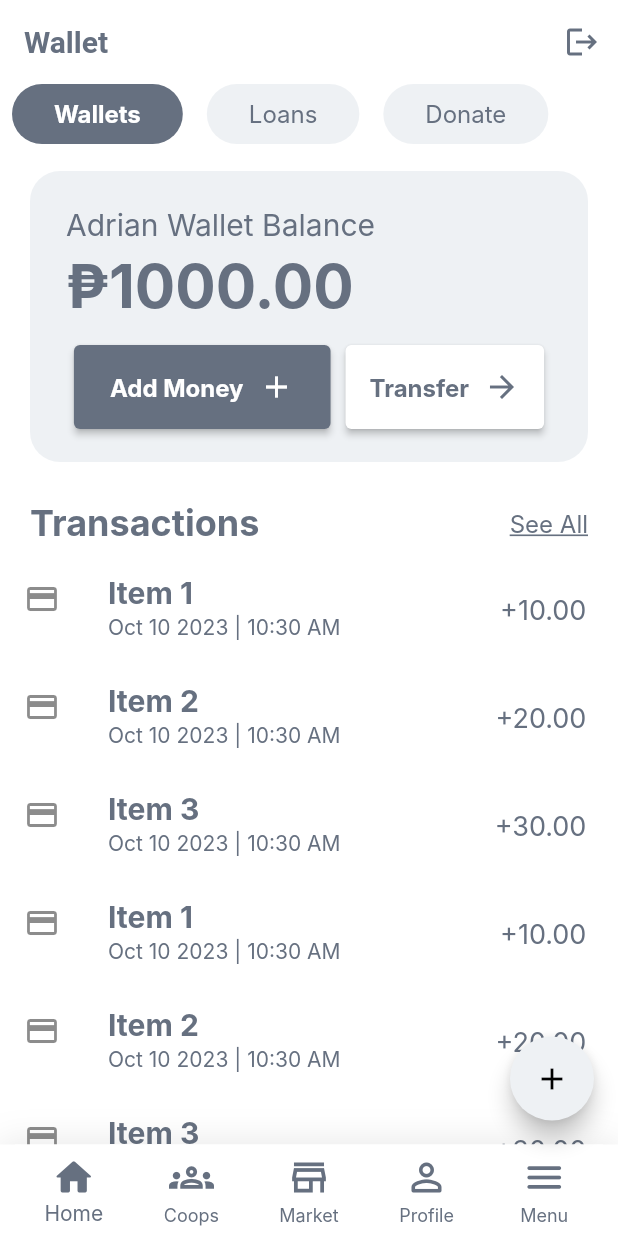
After one commit to Villy15/cooptourism, a Flutter app: the WalletPage screen opened by its route, on a phone screen of 412 x 824 dp. The commit adds this screen. Run offline on Flutter 3.47's test engine with Material 2 defaults, Android fonts, the phone set to English and light mode, and no system bars; our stand-ins replace cloud_firestore, firebase_auth, firebase_core, firebase_storage, flutter_riverpod, go_router; accounts and stored records are empty; network calls fail; Roboto replaces fonts that are missing (Inter).

Commit message:
Add ui wallet

```diff
--- a/lib/config/route/go_router.dart
+++ b/lib/config/route/go_router.dart
@@ -12,6 +12,7 @@ import 'package:cooptourism/pages/manager/reports_page.dart';
 import 'package:cooptourism/pages/market/market_page.dart';
 import 'package:cooptourism/pages/menu_page.dart';
 import 'package:cooptourism/pages/profile/profile_page.dart';
+import 'package:cooptourism/pages/wallet/wallet_page.dart';
 import 'package:flutter/material.dart';
 import 'package:flutter_riverpod/flutter_riverpod.dart';
 import 'package:go_router/go_router.dart';
@@ -118,6 +119,15 @@ final goRouterProvider = Provider<GoRouter>((ref) {
                   return NoTransitionPage(
                       child: ReportsPage(key: state.pageKey));
                 }),
+
+
+            GoRoute(
+                path: "/wallet_page",
+                name: "Wallet",
+                pageBuilder: (context, state) {
+                  return NoTransitionPage(
+                      child: WalletPage(key: state.pageKey));
+                }),
           ])
     ],
     redirect: (context, state) {
@@ -179,6 +189,9 @@ String getTitle(String location) {
       return "Members";
     case '/reports_page':
       return "Reports";
+
+    case '/wallet_page':
+      return "Wallet";
     default:
       return "Home";
   }
--- a/lib/pages/cooperatives/selected_coop_page.dart
+++ b/lib/pages/cooperatives/selected_coop_page.dart
@@ -1,4 +1,4 @@
-import 'package:cloud_firestore/cloud_firestore.dart';
+// import 'package:cloud_firestore/cloud_firestore.dart';
 import 'package:cooptourism/data/models/cooperatives.dart';
 import 'package:cooptourism/data/repositories/cooperative_repository.dart';
 import 'package:cooptourism/widgets/display_logo.dart';
--- a/lib/pages/menu_page.dart
+++ b/lib/pages/menu_page.dart
@@ -22,7 +22,10 @@ class _MenuPageState extends State<MenuPage> {
     // {'logo': Icons.bookmark_outline_outlined, 'name': 'Saved', 'route': '/saved_page'},
     // {'logo': Icons.help_outline_outlined, 'name': 'Need Help?', 'route': '/help_page'},
     // {'logo': Icons.settings_outlined, 'name': 'Settings', 'route': '/settings_page'},
-    // {'logo': Icons.account_balance_wallet_outlined, 'name': 'Wallet', 'route': '/wallet' },
+    {'logo': Icons.account_balance_wallet_outlined, 'name': 'Wallet', 'route': '/wallet_page' },
+    {'logo': Icons.account_balance_wallet_outlined, 'name': 'Reports', 'route': '/reports_page' },
+    {'logo': Icons.account_balance_wallet_outlined, 'name': 'Members', 'route': '/members_page' },
+
     // {'logo': Icons.people_outlined, 'name': 'People', 'route': '/people'},
     // {'logo': Icons.group_outlined, 'name': 'Communities', 'route': '/communities' },
   ];
@@ -120,7 +123,7 @@ class _MenuPageState extends State<MenuPage> {
                 color = Theme.of(context).colorScheme.primary;
               });
 
-              context.push(_gridItems[index]['route']);
+              context.go(_gridItems[index]['route']);
             },
             child: Ink (
               decoration: BoxDecoration(
--- /dev/null
+++ b/lib/pages/wallet/wallet_page.dart
@@ -0,0 +1,206 @@
+import 'package:flutter/material.dart';
+import 'package:intl/intl.dart';
+
+class WalletPage extends StatefulWidget {
+  const WalletPage({super.key});
+
+  @override
+  State<WalletPage> createState() => _WalletPageState();
+}
+
+class _WalletPageState extends State<WalletPage> {
+  final List<String> _tabTitles = ['Wallets', 'Loans', 'Donate'];
+  int _selectedIndex = 0;
+
+  @override
+  Widget build(BuildContext context) {
+    String name = "Adrian";
+    double money = 1000.00;
+
+    // Create a sample of a transactions where it has product, timestamp, amount
+    List<Transaction> transactions = [
+      Transaction(product: 'Item 1', timestamp: DateTime.now(), amount: 10.0),
+      Transaction(product: 'Item 2', timestamp: DateTime.now(), amount: 20.0),
+      Transaction(product: 'Item 3', timestamp: DateTime.now(), amount: 30.0),
+      Transaction(product: 'Item 1', timestamp: DateTime.now(), amount: 10.0),
+      Transaction(product: 'Item 2', timestamp: DateTime.now(), amount: 20.0),
+      Transaction(product: 'Item 3', timestamp: DateTime.now(), amount: 30.0),
+      Transaction(product: 'Item 1', timestamp: DateTime.now(), amount: 10.0),
+      Transaction(product: 'Item 2', timestamp: DateTime.now(), amount: 20.0),
+      Transaction(product: 'Item 3', timestamp: DateTime.now(), amount: 30.0),
+    ];
+
+    return SingleChildScrollView (
+      child: Column(
+        children: [
+          listFilter(),
+          const SizedBox(height: 10),
+          Padding(
+            padding: const EdgeInsets.symmetric(vertical: 8.0, horizontal: 20.0),
+            child: walletWidget(context, name, money),
+          ),
+          const SizedBox(height: 10),
+
+          // ListsView Builder of transactions table
+           Padding(
+            padding: const EdgeInsets.symmetric(horizontal: 20.0, vertical: 8.0),
+            child: transactionHeading(),
+          ),
+          listTransactions(transactions)
+        ],
+      ),
+    );
+  }
+
+  Row transactionHeading() {
+    return const Row(
+            mainAxisAlignment: MainAxisAlignment.spaceBetween,
+            children: [
+               Text("Transactions", style: TextStyle(fontWeight: FontWeight.bold, fontSize: 24.0)),
+
+              //  See all underline
+              Text("See All", style: TextStyle(decoration: TextDecoration.underline, fontSize: 16.0)),
+            ],
+          );
+  }
+
+  ListView listTransactions(List<Transaction> transactions) {
+    return ListView.builder(
+          shrinkWrap: true,
+          itemCount: transactions.length,
+          physics: const NeverScrollableScrollPhysics(),
+          itemBuilder: (context, index) {
+            final transaction = transactions[index];
+            final formattedDate = DateFormat('MMM dd yyyy | hh:mm a').format(transaction.timestamp);
+            return ListTile(
+              leading: const Icon(Icons.payment),
+              title: Text(transaction.product, style: TextStyle(fontSize: 20, color: Theme.of(context).colorScheme.primary, fontWeight: FontWeight.bold)),
+              subtitle: Text(formattedDate, style: TextStyle(fontSize: 14, color: Theme.of(context).colorScheme.primary, fontWeight: FontWeight.w400)),
+              trailing: Text("${transaction.amount >= 0 ? '+' : '-'}${transaction.amount.abs().toStringAsFixed(2)} ", style: TextStyle(fontSize: 18, color: Theme.of(context).colorScheme.primary, fontWeight: FontWeight.w400)),
+            );
+          },
+        );
+  }
+
+  Container walletWidget(BuildContext context, String name, double money) {
+    return Container(
+          height: 194,
+          width: 600,
+          decoration: BoxDecoration(
+            color: Theme.of(context).colorScheme.secondary,
+            borderRadius: BorderRadius.circular(20.0),
+          ),
+          child: Padding(
+            padding: const EdgeInsets.all(24.0),
+            child: Column(
+              crossAxisAlignment: CrossAxisAlignment.start,
+              children: [
+                Text("$name Wallet Balance"),
+                // Money
+                // To 2 decimal places
+                const SizedBox(height: 4),
+
+                Text("₱${money.toStringAsFixed(2)}",
+                    style: const TextStyle(
+                        fontWeight: FontWeight.bold, fontSize: 40)),
+
+                // Two buttons Add Money and Transfer
+
+                const SizedBox(height: 16),
+
+                Row(
+                  mainAxisAlignment: MainAxisAlignment.center,
+                  children: [
+                    ElevatedButton(
+                      onPressed: () {},
+                      // Make the size bigger
+                      style: ElevatedButton.styleFrom(
+                        padding: const EdgeInsets.symmetric(horizontal: 24.0, vertical: 16.0),
+                      ),
+                      child: const Row(
+                        children: [
+                          Text("Add Money", style: TextStyle(fontWeight: FontWeight.bold, color: Colors.white, fontSize: 16)),
+                          SizedBox(width: 10),
+                          Icon(Icons.add, color: Colors.white),
+                        ],
+                      ),
+                    ),
+
+                    const SizedBox(width: 10),
+
+                    ElevatedButton(
+                      onPressed: () {},
+                      // Add style seconday color
+                      style: ElevatedButton.styleFrom(
+                        backgroundColor: Colors.white,
+                        padding: const EdgeInsets.symmetric(horizontal: 16.0, vertical: 16.0),
+                      ),
+                      child: Row(
+                        children: [
+                          Text("Transfer", style: TextStyle(fontWeight: FontWeight.bold, color: Theme.of(context).colorScheme.primary, fontSize: 16)),
+                           const SizedBox(width: 10),
+                          Icon(Icons.arrow_forward, color: Theme.of(context).colorScheme.primary),
+                        ],
+                      ),
+                    ),
+                  ],
+                )
+                // Add Money
+
+                // Transfer
+              ],
+            ),
+          ),
+        );
+  }
+
+  SizedBox listFilter() {
+    return SizedBox(
+      height: 40,
+      child: ListView.builder(
+        scrollDirection: Axis.horizontal,
+        itemCount: _tabTitles.length,
+        itemBuilder: (context, index) {
+          return Padding(
+            padding: const EdgeInsets.symmetric(horizontal: 8.0),
+            child: GestureDetector(
+              onTap: () => setState(() => _selectedIndex = index),
+              child: Container(
+                decoration: BoxDecoration(
+                  color: _selectedIndex == index
+                      ? Theme.of(context).colorScheme.primary
+                      : Theme.of(context).colorScheme.secondary,
+                  borderRadius: BorderRadius.circular(20),
+                ),
+                child: Padding(
+                  padding: const EdgeInsets.symmetric(
+                      horizontal: 28.0, vertical: 10.0),
+                  child: Text(
+                    _tabTitles[index],
+                    style: TextStyle(
+                      color: _selectedIndex == index
+                          ? Theme.of(context).colorScheme.background
+                          : Theme.of(context).colorScheme.primary,
+                      fontWeight: _selectedIndex == index
+                          ? FontWeight.bold
+                          : FontWeight.w400,
+                      fontSize: 16,
+                    ),
+                  ),
+                ),
+              ),
+            ),
+          );
+        },
+      ),
+    );
+  }
+}
+
+class Transaction {
+  final String product;
+  final DateTime timestamp;
+  final double amount;
+
+  Transaction({required this.product, required this.timestamp, required this.amount});
+}
--- a/lib/widgets/post_card.dart
+++ b/lib/widgets/post_card.dart
@@ -37,17 +37,10 @@ class PostCard extends StatelessWidget {
     if (difference.inMinutes < 60) {
       return '${difference.inMinutes}m ago';
     } else if (difference.inHours < 24) {
-<<<<<<< HEAD
-      return '${difference.inHours}h ago';
-    } else {
-      final formatter = DateFormat.yMd().add_jm();
-      return  formatter.format(postTime);
-=======
       return '${difference.inHours}h ago';
     } else {
       final formatter = DateFormat.yMd().add_jm();
       return formatter.format(postTime);
->>>>>>> 073e2a12c593b3d8dc334341e36c0104186fd285
     }
   }
 
```
